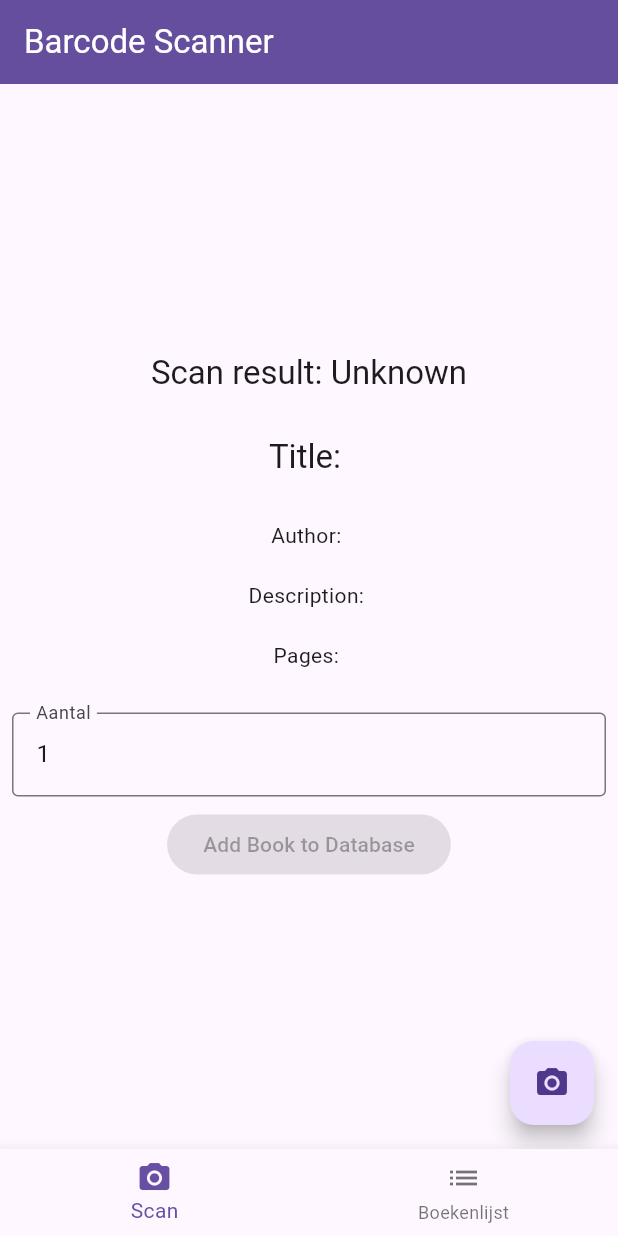
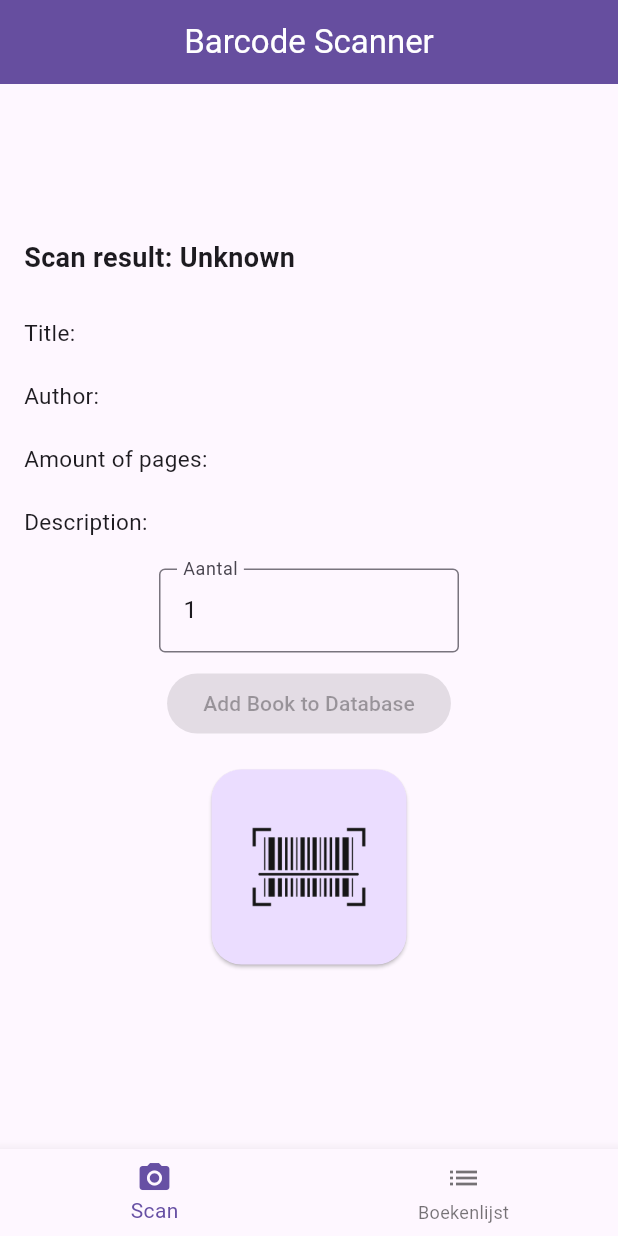
Before and after one commit to MilanMH/bieb, a Flutter app: the screen it shows after launch, on a phone screen of 412 x 824 dp. Run offline on Flutter 3.47's test engine with Material 3 defaults, Android fonts, the phone set to English and light mode, and no system bars; our stand-ins replace image_picker; missing offline and left inert: flutter_barcode_scanner.

Commit message:
feat: padding and styling of scan page

```diff
--- a/lib/main.dart
+++ b/lib/main.dart
@@ -170,24 +170,50 @@ class _ScannerPageState extends State<ScannerPage> {
         title: const Text('Barcode Scanner'),
         backgroundColor: const Color(0xFF664E9F),
         foregroundColor: Colors.white,
+        centerTitle: true,
       ),
       body: Center(
         child: Column(
           mainAxisAlignment: MainAxisAlignment.center,
-          children: <Widget>[
-            Text('Scan result: $_scanBarcode\n', style: Theme.of(context).textTheme.headline6),
-            Text('Title: $_bookTitle\n', style: Theme.of(context).textTheme.headline6),
-            Text('Author: $_bookAuthor\n', style: Theme.of(context).textTheme.bodyText2),
-            Text('Description: $_bookDescription\n', style: Theme.of(context).textTheme.bodyText2),
-            Text('Pages: $_bookPages\n', style: Theme.of(context).textTheme.bodyText2),
-            if (_image != null)
+          crossAxisAlignment: CrossAxisAlignment.center, // Center items horizontally
+          children: [
             Container(
-                width: 100.0,  // Breedte van de afbeelding
-                height: 150.0, // Hoogte van de afbeelding
-                child: Image.file(_image!, fit: BoxFit.cover),
+              width: double.infinity,
+              margin: const EdgeInsets.only(left: 16,),
+              child: Text('Scan result: $_scanBarcode\n',
+                  style: const TextStyle(fontSize: 18, fontWeight: FontWeight.bold),
+                  textAlign: TextAlign.left),
             ),
-            Padding(
-              padding: const EdgeInsets.all(8.0),
+            Container(
+              width: double.infinity,
+              margin: const EdgeInsets.only(left: 16),
+              child: Text('Title: $_bookTitle\n',
+                  style: const TextStyle(fontSize: 15),
+                  textAlign: TextAlign.left),
+            ),
+            Container(
+              width: double.infinity,
+              margin: const EdgeInsets.only(left: 16),
+              child: Text('Author: $_bookAuthor\n',
+                  style: const TextStyle(fontSize: 15),
+                  textAlign: TextAlign.left),
+            ),
+            Container(
+              width: double.infinity,
+              margin: const EdgeInsets.only(left: 16),
+              child: Text('Amount of pages:$_bookPages\n',
+                  style: const TextStyle(fontSize: 15),
+                  textAlign: TextAlign.left),
+            ),
+            Container(
+              width: double.infinity,
+              margin: const EdgeInsets.only(left: 16),
+              child: Text('Description: $_bookDescription\n',
+                  style: const TextStyle(fontSize: 15),
+                  textAlign: TextAlign.left),
+            ),
+            SizedBox(
+              width: 200,
               child: TextField(
                 controller: TextEditingController(text: _bookQuantity),
                 decoration: const InputDecoration(
@@ -200,19 +226,43 @@ class _ScannerPageState extends State<ScannerPage> {
                 },
               ),
             ),
-            ElevatedButton(
+            Padding(
+              padding: const EdgeInsets.only(top: 10.0),
+              child: ElevatedButton(
                 onPressed: _scanBarcode != 'Unknown' && _bookQuantity.isNotEmpty
                     ? addBookToDatabase
                     : null,
                 child: const Text('Add Book to Database'),
               ),
+            ),
+            Padding(
+              padding: const EdgeInsets.all(20.0),
+              child: SizedBox(
+                height: 130,
+                width: 130,
+                child: ElevatedButton(
+                  onPressed: scanBarcodeNormal,
+                  style: ElevatedButton.styleFrom(
+                    primary: const Color(0xFFEBDDFF),
+                    shape: RoundedRectangleBorder(
+                      borderRadius: BorderRadius.circular(20.0),
+                    ),
+                  ),
+                  child: Column(
+                    mainAxisAlignment: MainAxisAlignment.center,
+                    children: [
+                      SizedBox(
+                        height: 130,
+                        width: 130,
+                        child: Image.asset('assets/barcode.png'),
+                      ),
                     ],
                   ),
                 ),
-      floatingActionButton: FloatingActionButton(
-        onPressed: scanBarcodeNormal,
-        tooltip: 'Scan',
-        child: const Icon(Icons.camera_alt),
+              ),
+            ),
+          ],
+        ),
       ),
     );
   }
@@ -259,6 +309,9 @@ class _BooksListPageState extends State<BooksListPage> {
     return Scaffold(
       appBar: AppBar(
         title: const Text('Boekenlijst'),
+        backgroundColor: const Color(0xFF664E9F),
+        foregroundColor: Colors.white,
+        centerTitle: true,
         actions: <Widget>[
           IconButton(
             icon: const Icon(Icons.search),
--- a/pubspec.yaml
+++ b/pubspec.yaml
@@ -66,7 +66,8 @@ flutter:
   uses-material-design: true
 
   # To add assets to your application, add an assets section, like this:
-  # assets:
+  assets:
+    - assets/barcode.png
   #   - images/a_dot_burr.jpeg
   #   - images/a_dot_ham.jpeg
 
```
Also changed, not shown: assets/barcode.png (added). Lines whose indentation alone changed are shown as unchanged.
